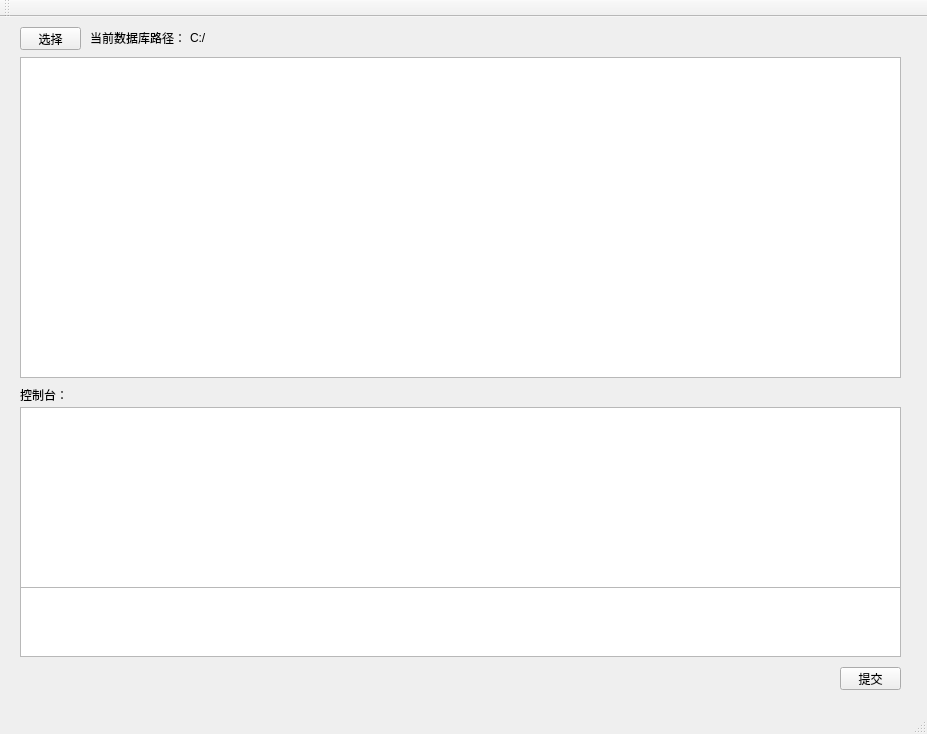
Above: MYDBSM.ui from ErFensizec/MYDBSM before the change. Below: the same form after it.
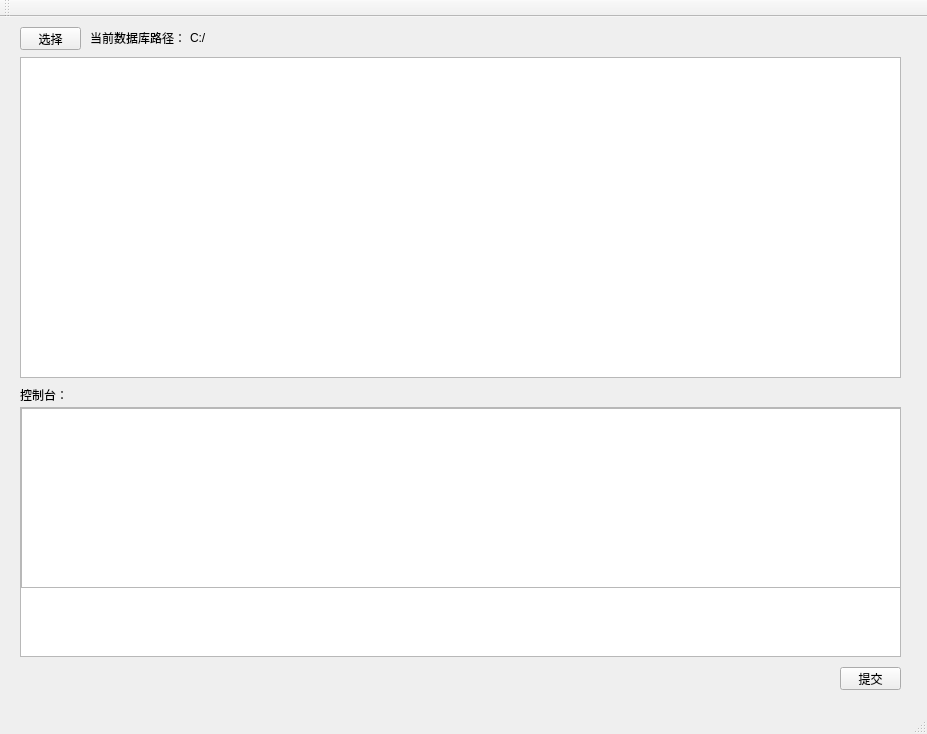
That is the form after the change.

The edit to the form file:
```diff
--- a/MYDBSM.ui
+++ b/MYDBSM.ui
@@ -63,16 +63,6 @@
      </rect>
     </property>
    </widget>
-   <widget class="QListWidget" name="list_result">
-    <property name="geometry">
-     <rect>
-      <x>20</x>
-      <y>390</y>
-      <width>881</width>
-      <height>181</height>
-     </rect>
-    </property>
-   </widget>
    <widget class="QLabel" name="label_3">
     <property name="geometry">
      <rect>
@@ -109,6 +99,54 @@
      <string>提交</string>
     </property>
    </widget>
+   <widget class="QScrollArea" name="scrollArea">
+    <property name="geometry">
+     <rect>
+      <x>20</x>
+      <y>390</y>
+      <width>881</width>
+      <height>181</height>
+     </rect>
+    </property>
+    <property name="widgetResizable">
+     <bool>true</bool>
+    </property>
+    <widget class="QWidget" name="scrollAreaWidgetContents">
+     <property name="geometry">
+      <rect>
+       <x>0</x>
+       <y>0</y>
+       <width>879</width>
+       <height>179</height>
+      </rect>
+     </property>
+     <widget class="QListWidget" name="list_info">
+      <property name="geometry">
+       <rect>
+        <x>0</x>
+        <y>0</y>
+        <width>881</width>
+        <height>181</height>
+       </rect>
+      </property>
+      <property name="verticalScrollBarPolicy">
+       <enum>Qt::ScrollBarPolicy::ScrollBarAsNeeded</enum>
+      </property>
+      <property name="horizontalScrollBarPolicy">
+       <enum>Qt::ScrollBarPolicy::ScrollBarAsNeeded</enum>
+      </property>
+      <property name="autoScroll">
+       <bool>false</bool>
+      </property>
+      <property name="verticalScrollMode">
+       <enum>QAbstractItemView::ScrollMode::ScrollPerPixel</enum>
+      </property>
+      <property name="horizontalScrollMode">
+       <enum>QAbstractItemView::ScrollMode::ScrollPerPixel</enum>
+      </property>
+     </widget>
+    </widget>
+   </widget>
   </widget>
   <widget class="QMenuBar" name="menuBar">
    <property name="geometry">
```
